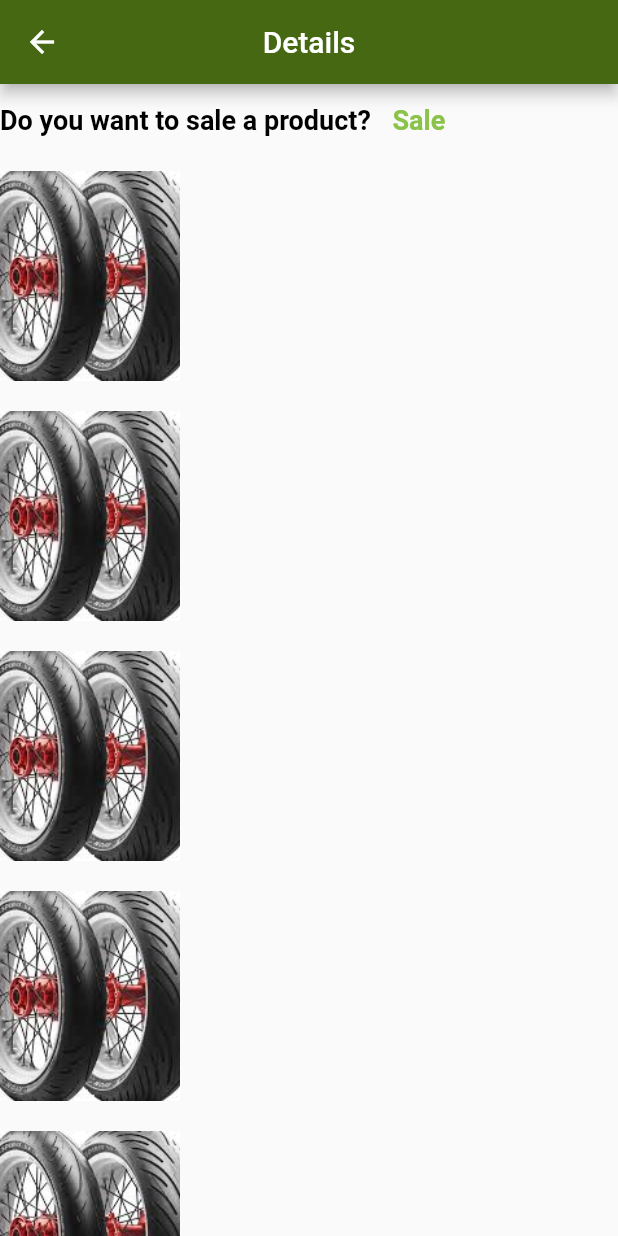
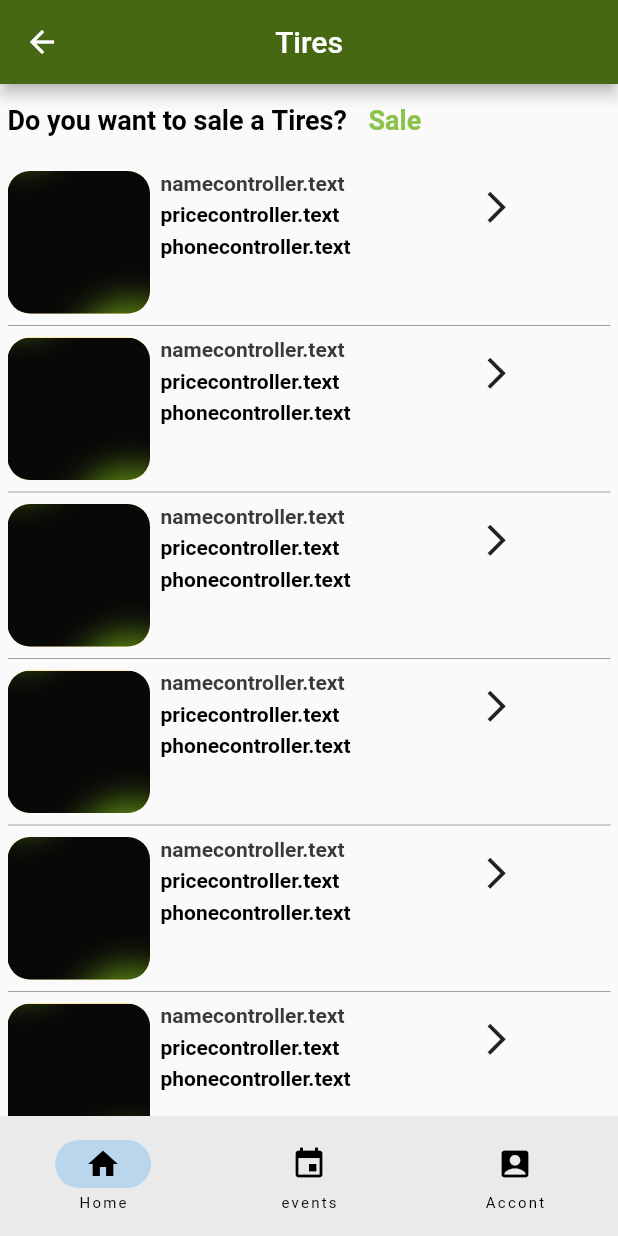
Before and after one commit to Z-omatech/riders.jo, a Flutter app: the Home screen opened directly, after a tap on "Tires", on a phone screen of 412 x 824 dp. Run offline on Flutter 3.47's test engine with Material 2 defaults, Android fonts, the phone set to English and light mode, and no system bars; our stand-ins replace carousel_slider, image_picker; network calls fail.

Commit message:
rashed and ali

```diff
--- a/lib/List/list_categories.dart
+++ b/lib/List/list_categories.dart
@@ -14,6 +14,10 @@ class List_categories {
 // ignore: non_constant_identifier_names
 List<List_categories> list_categories = [
   List_categories(
+    "assets/image/Motorcycle accessories.jpg",
+    "accessories",
+  ),
+  List_categories(
     "assets/image/tires.jpg",
     "Tires",
   ),
--- /dev/null
+++ b/lib/custom/bottomNavigationBar.dart
@@ -0,0 +1,46 @@
+import 'package:flutter/material.dart';
+import 'package:riders_jo/screen/accont.dart';
+import 'package:riders_jo/screen/event.dart';
+import 'package:riders_jo/screen/home.dart';
+
+class navbar extends StatefulWidget {
+  navbar({Key? key}) : super(key: key);
+
+  @override
+  State<navbar> createState() => _navbarState();
+}
+
+class _navbarState extends State<navbar> {
+  final List<Widget> screens = [Home(), Event(), Accont()];
+  int currentPageIndex = 0;
+
+  @override
+  Widget build(BuildContext context) {
+    return NavigationBar(
+      selectedIndex: currentPageIndex,
+      onDestinationSelected: (int index) {
+        setState(() {
+          currentPageIndex = index;
+          Navigator.push(
+            context,
+            MaterialPageRoute(builder: (context) => screens[index]),
+          );
+        });
+      },
+      destinations: const [
+        NavigationDestination(
+          icon: Icon(Icons.home),
+          label: 'Home',
+        ),
+        NavigationDestination(
+          icon: Icon(Icons.event),
+          label: 'events',
+        ),
+        NavigationDestination(
+          icon: Icon(Icons.account_box),
+          label: 'Accont',
+        )
+      ],
+    );
+  }
+}
--- a/lib/main.dart
+++ b/lib/main.dart
@@ -1,6 +1,5 @@
 import 'package:flutter/material.dart';
-import 'package:riders_jo/screen/details.dart';
-import 'package:riders_jo/screen/home.dart';
+
 import 'package:riders_jo/screen/welcome.dart';
 
 void main() {
--- a/lib/screen/details.dart
+++ b/lib/screen/details.dart
@@ -3,9 +3,14 @@ import 'dart:io';
 import 'package:flutter/material.dart';
 import 'package:image_picker/image_picker.dart';
 import 'package:riders_jo/List/list_categories.dart';
+import 'package:riders_jo/screen/details2.dart';
+
+import '../custom/bottomNavigationBar.dart';
 
 class Details extends StatefulWidget {
-  Details({super.key});
+  final List_categories list;
+
+  Details(this.list, {super.key});
 
   @override
   State<Details> createState() => _DetailsState();
@@ -16,39 +21,41 @@ class _DetailsState extends State<Details> {
   TextEditingController pricecontroller = TextEditingController();
   TextEditingController phonecontroller = TextEditingController();
 
-  final picker = ImagePicker();
-
   File? _imageFile;
 
-  late final PickedFile pickedFile;
-
-  Future<void> _getImageFromGallery() async {
-    final pickedFile = await picker.pickImage(source: ImageSource.gallery);
+  Future<void> _pickImage(ImageSource source) async {
+    final picker = ImagePicker();
+    final pickedFile = await picker.pickImage(source: source);
+    setState(() {
       if (pickedFile != null) {
-      // Use the picked file for your app logic
+        _imageFile = File(pickedFile.path);
+      } else {
+        print('No image selected.');
       }
-  }
-
-  Future<void> _getImageFromCamera() async {
-    final pickedFile = await picker.pickImage(source: ImageSource.camera);
-    if (pickedFile != null) {
-      // Use the picked file for your app logic
-    }
+    });
   }
 
   @override
   Widget build(BuildContext context) {
     return Scaffold(
+      bottomNavigationBar: navbar(),
       appBar: AppBar(
-        title: const Text("Details"),
+        title: Text(widget.list.name),
         backgroundColor: const Color.fromARGB(255, 70, 104, 19),
         centerTitle: true,
       ),
-      body: Column(crossAxisAlignment: CrossAxisAlignment.start, children: [
+      body: Padding(
+        padding: const EdgeInsets.only(right: 5, left: 5),
+        child: Column(crossAxisAlignment: CrossAxisAlignment.start, children: [
           Row(
             children: [
-            const Text("Do you want to sale a product?",
+              const Text("Do you want to sale a ",
                   style: TextStyle(
+                      color: Colors.black,
+                      fontSize: 18,
+                      fontWeight: FontWeight.bold)),
+              Text(widget.list.name + "?",
+                  style: const TextStyle(
                       color: Colors.black,
                       fontSize: 18,
                       fontWeight: FontWeight.bold)),
@@ -56,44 +63,104 @@ class _DetailsState extends State<Details> {
                 onPressed: () => showDialog<String>(
                   context: context,
                   builder: (BuildContext context) => AlertDialog(
-                  title: const Text('AlertDialog Title'),
-                  content: Column(
+                    title: const Text('Enter your prodect'),
+                    content: SingleChildScrollView(
+                      child: Column(
                         children: [
-                      TextField(
+                          SizedBox(
+                            height: 40,
+                            width: 200,
+                            child: TextField(
                               obscureText: false,
                               controller: namecontroller,
                               decoration: const InputDecoration(
                                 border: OutlineInputBorder(),
-                          labelText: 'Name',
+                                labelText: 'Name prodect',
                               ),
                             ),
-                      TextField(
+                          ),
+                          const SizedBox(height: 5),
+                          SizedBox(
+                            height: 40,
+                            width: 200,
+                            child: TextField(
+                              obscureText: false,
                               controller: pricecontroller,
-                        obscureText: false,
                               decoration: const InputDecoration(
                                 border: OutlineInputBorder(),
-                          labelText: 'price',
+                                labelText: 'pric',
                               ),
                             ),
-                      TextField(
+                          ),
+                          const SizedBox(height: 5),
+                          SizedBox(
+                            height: 40,
+                            width: 200,
+                            child: TextField(
                               obscureText: false,
                               controller: phonecontroller,
                               decoration: const InputDecoration(
                                 border: OutlineInputBorder(),
-                            labelText: 'Phone',
-                            hintText: '07'),
+                                labelText: 'phone',
                               ),
-                      ElevatedButton(
-                        onPressed: _getImageFromGallery,
-                        child: const Text('Pick image from gallery'),
+                            ),
+                          ),
+                          const SizedBox(height: 5),
+                          const SizedBox(
+                            width: 200, // <-- TextField width
+                            height: 120, // <-- TextField height
+                            child: TextField(
+                              maxLines: null,
+                              expands: true,
+                              keyboardType: TextInputType.multiline,
+                              decoration: InputDecoration(
+                                border: OutlineInputBorder(),
+                                filled: true,
+                                labelText: 'details',
+                              ),
+                            ),
+                          ),
+                          const SizedBox(height: 5),
+                          Row(
+                            mainAxisAlignment: MainAxisAlignment.end,
+                            children: [
+                              FloatingActionButton(
+                                backgroundColor:
+                                    const Color.fromARGB(255, 70, 104, 19),
+                                onPressed: () =>
+                                    _pickImage(ImageSource.gallery),
+                                tooltip: 'Pick Image from Gallery',
+                                child: const Icon(Icons.photo_library),
+                              ),
+                              const SizedBox(width: 16),
+                              FloatingActionButton(
+                                backgroundColor:
+                                    const Color.fromARGB(255, 70, 104, 19),
+                                onPressed: () => _pickImage(ImageSource.camera),
+                                tooltip: 'Take a Photo',
+                                child: const Icon(Icons.camera_alt),
+                              ),
+                            ],
+                          ),
+                          const SizedBox(height: 5),
+                          Center(
+                            child: _imageFile == null
+                                ? const Text('No image selected.')
+                                : Image.file(_imageFile!),
                           ),
                           const SizedBox(height: 20),
                         ],
                       ),
+                    ),
                     actions: <Widget>[
                       TextButton(
                         onPressed: () => Navigator.pop(context, 'Cancel'),
-                      child: const Text('Cancel'),
+                        child: const Text(
+                          'Cancel',
+                          style: TextStyle(
+                            color: const Color.fromARGB(255, 70, 104, 19),
+                          ),
+                        ),
                       ),
                       TextButton(
                           onPressed: () {
@@ -104,8 +171,11 @@ class _DetailsState extends State<Details> {
                               Navigator.pop(context, 'done');
                             });
                           },
-                      child: const Text('done'),
-                    ),
+                          child: const Text(
+                            'done',
+                            style: TextStyle(
+                                color: const Color.fromARGB(255, 70, 104, 19)),
+                          ))
                     ],
                   ),
                 ),
@@ -117,64 +187,86 @@ class _DetailsState extends State<Details> {
               )
             ],
           ),
+          const SizedBox(
+            height: 10,
+          ),
           Expanded(
             child: ListView.builder(
-            itemCount: 5,
               scrollDirection: Axis.vertical,
               itemBuilder: (context, index) {
-              return Padding(
-                padding: const EdgeInsets.symmetric(vertical: 10),
-                child: SizedBox(
-                  height: 140,
+                return Column(
+                  children: [
+                    SizedBox(
+                      height: 95,
                       child: Row(
+                        crossAxisAlignment: CrossAxisAlignment.start,
                         children: [
-                      Image.asset(
-                        "assets/image/tires.jpg",
-                        width: 120,
-                        height: 140,
+                          Container(
+                            height: 95,
+                            width: 95,
+                            decoration: BoxDecoration(
+                                color: Colors.amberAccent,
+                                image: const DecorationImage(
                                     fit: BoxFit.cover,
+                                    image:
+                                        AssetImage("assets/image/welcome.png")),
+                                borderRadius: BorderRadius.circular(15)),
                           ),
                           const SizedBox(
                             width: 7,
                           ),
-                      Column(
+                          Container(
+                            width: 200,
+                            child: Column(
                               crossAxisAlignment: CrossAxisAlignment.start,
-                        children: [
+                              children: const [
+                                Text("namecontroller.text",
+                                    style: TextStyle(
+                                        color: Color(0xff393939),
+                                        fontSize: 14,
+                                        fontWeight: FontWeight.bold)),
                                 SizedBox(
-                            height: 60,
-                            width: 220,
-                            child: Text(namecontroller.text,
-                                style: const TextStyle(
+                                  height: 5,
+                                ),
+                                Text("pricecontroller.text",
+                                    style: TextStyle(
                                         color: Colors.black,
-                                    fontSize: 18,
+                                        fontSize: 14,
                                         fontWeight: FontWeight.bold)),
+                                SizedBox(
+                                  height: 5,
                                 ),
-                          const SizedBox(
-                            height: 7,
-                          ),
-                          Text(pricecontroller.text,
-                              style: const TextStyle(
+                                Text("phonecontroller.text",
+                                    style: TextStyle(
                                         color: Colors.black,
-                                  fontSize: 18,
+                                        fontSize: 14,
                                         fontWeight: FontWeight.bold)),
-                          const SizedBox(
-                            height: 7,
-                          ),
-                          Text(phonecontroller.text,
-                              style: const TextStyle(
-                                  color: Colors.black,
-                                  fontSize: 18,
-                                  fontWeight: FontWeight.bold)),
-                        ],
-                      )
                               ],
                             ),
                           ),
+                          IconButton(
+                            onPressed: () {
+                              Navigator.push(
+                                  context,
+                                  MaterialPageRoute(
+                                      builder: (context) => HomePageWidget()));
+                            },
+                            iconSize: 25,
+                            icon: const Icon(Icons.arrow_forward_ios),
+                          ),
+                        ],
+                      ),
+                    ),
+                    const Divider(
+                      color: Colors.grey,
+                    )
+                  ],
                 );
               },
             ),
           ),
         ]),
+      ),
     );
   }
 }
--- a/lib/screen/home.dart
+++ b/lib/screen/home.dart
@@ -1,5 +1,6 @@
 import 'package:carousel_slider/carousel_slider.dart';
 import 'package:flutter/material.dart';
+import 'package:riders_jo/custom/bottomNavigationBar.dart';
 import 'package:riders_jo/screen/details.dart';
 
 import '../List/list_categories.dart';
@@ -17,41 +18,12 @@ class _HomeState extends State<Home> {
     'assets/image/b1.png',
     'assets/image/b1.png',
   ];
-  void _onItemTapped(int index) {
-    setState(() {
-      selectedIndex = index;
-    });
-  }
 
-  int selectedIndex = 0;
   //New
   @override
   Widget build(BuildContext context) {
     return Scaffold(
-      bottomNavigationBar: BottomNavigationBar(
-        type: BottomNavigationBarType.fixed,
-        selectedFontSize: 10,
-        selectedIconTheme: IconThemeData(color: Colors.black, size: 40),
-        selectedItemColor: Colors.black,
-        selectedLabelStyle: TextStyle(fontWeight: FontWeight.bold),
-        currentIndex: selectedIndex, //New
-        onTap: _onItemTapped, //New
-
-        items: const <BottomNavigationBarItem>[
-          BottomNavigationBarItem(
-            icon: Icon(Icons.home),
-            label: 'Home',
-          ),
-          BottomNavigationBarItem(
-            icon: Icon(Icons.event),
-            label: 'events',
-          ),
-          BottomNavigationBarItem(
-            icon: Icon(Icons.notifications),
-            label: 'notifications',
-          ),
-        ],
-      ),
+      bottomNavigationBar: navbar(),
       body: Padding(
         padding:
             const EdgeInsets.only(right: 10, left: 10, top: 25, bottom: 10),
@@ -59,14 +31,14 @@ class _HomeState extends State<Home> {
           child: Column(
             crossAxisAlignment: CrossAxisAlignment.start,
             children: [
-              const Text("Omatech",
-                  style: TextStyle(
-                      color: Colors.black,
-                      fontSize: 20,
-                      fontWeight: FontWeight.bold)),
-              const SizedBox(
-                height: 20,
-              ),
+              Container(
+                  height: 50,
+                  width: 100,
+                  decoration: const BoxDecoration(
+                      image: DecorationImage(
+                    image: AssetImage("assets/image/ronax.png"),
+                    fit: BoxFit.fill,
+                  ))),
               Container(
                 height: 100,
                 width: double.infinity,
@@ -155,7 +127,8 @@ class _HomeState extends State<Home> {
                                 Navigator.push(
                                   context,
                                   MaterialPageRoute(
-                                      builder: (context) => Details()),
+                                      builder: (context) => Details(
+                                          list_categories.elementAt(index))),
                                 );
                               },
                               child: Padding(
```
Also changed, not shown: lib/screen/accont.dart (added, +281 -0 lines), lib/screen/details2.dart (added, +100 -0 lines), lib/screen/event.dart (added, +14 -0 lines), assets/image/Motorcycle accessories.jpg (added), assets/image/ronax.png (added). Lines whose indentation alone changed are shown as unchanged.
